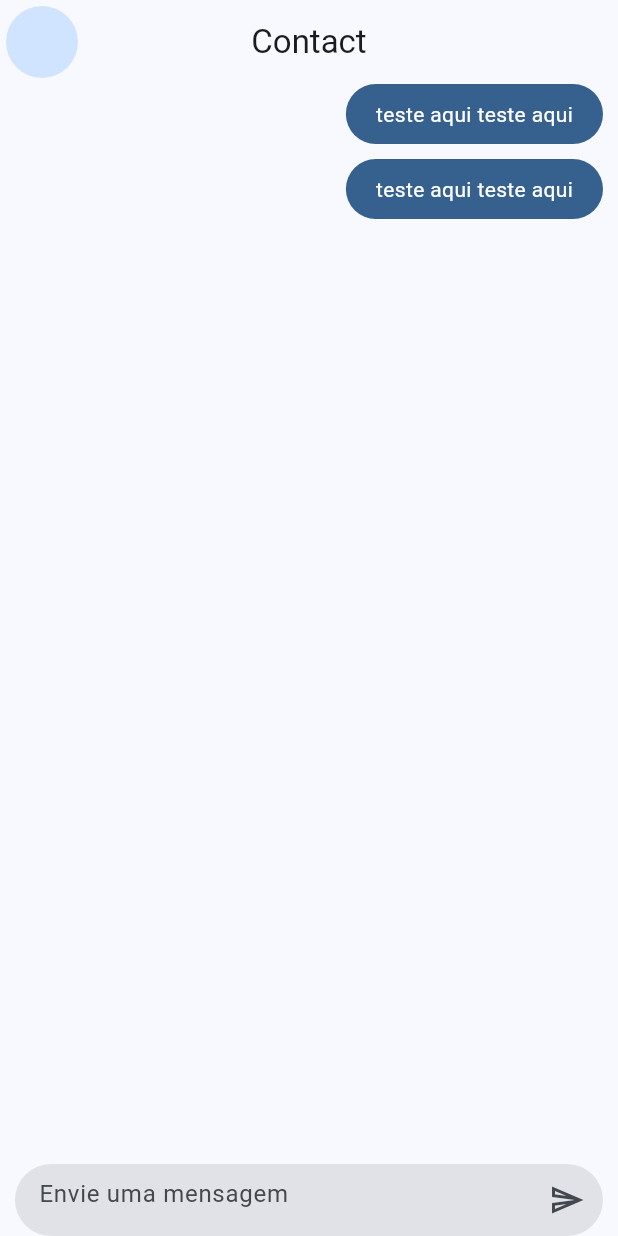
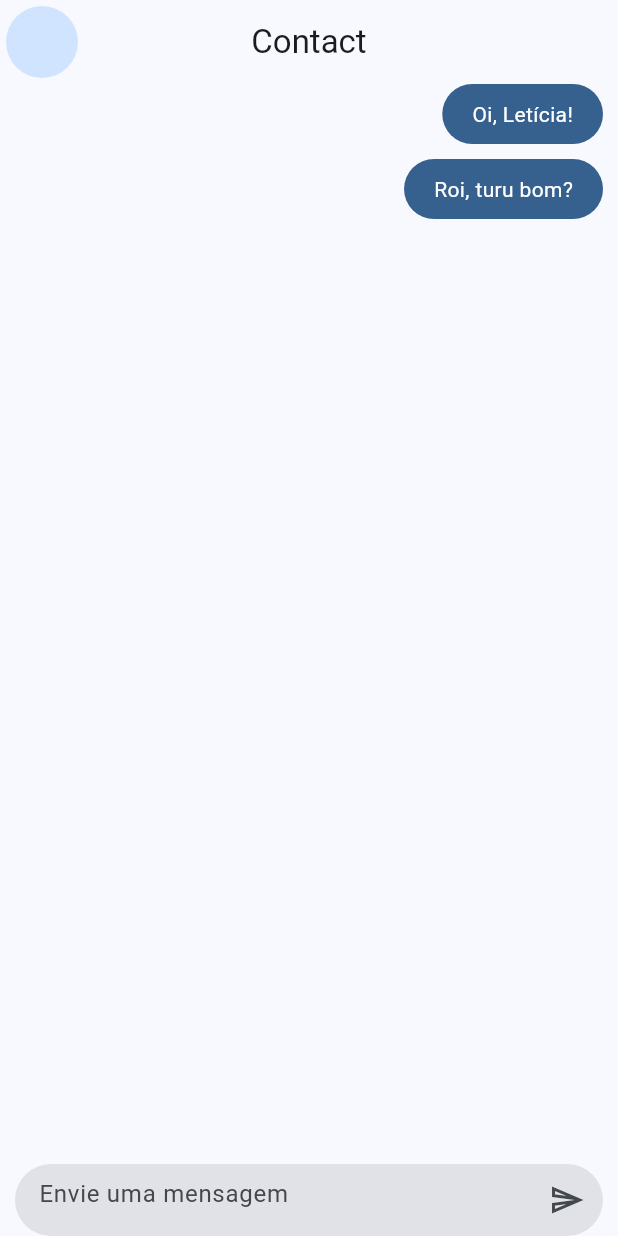
Before and after one commit to Fabricio-Guima/yes_no_app, a Flutter app: the screen it shows after launch, on a phone screen of 412 x 824 dp. Run offline on Flutter 3.47's test engine with Material 3 defaults, Android fonts, the phone set to English and light mode, and no system bars.

Commit message:
add style on my_message_bubble

```diff
--- a/lib/prensetation/widgets/chat/my_message_bubble.dart
+++ b/lib/prensetation/widgets/chat/my_message_bubble.dart
@@ -1,7 +1,9 @@
 import 'package:flutter/material.dart';
+import 'package:yes_no_app/prensetation/domain/entities/message.dart';
 
 class MyMessagebubble extends StatelessWidget {
-  const MyMessagebubble({super.key});
+  final Message message;
+  const MyMessagebubble({super.key, required this.message});
 
   @override
   Widget build(BuildContext context) {
@@ -12,10 +14,10 @@ class MyMessagebubble extends StatelessWidget {
         Container(
             decoration: BoxDecoration(
                 color: colors.primary, borderRadius: BorderRadius.circular(20)),
-            child: const Padding(
-              padding: EdgeInsets.symmetric(horizontal: 20, vertical: 10),
-              child: Text('teste aqui teste aqui',
-                  style: TextStyle(color: Colors.white)),
+            child: Padding(
+              padding: const EdgeInsets.symmetric(horizontal: 20, vertical: 10),
+              child: Text(message.text,
+                  style: const TextStyle(color: Colors.white)),
             )),
         const SizedBox(height: 10),
       ],
```
